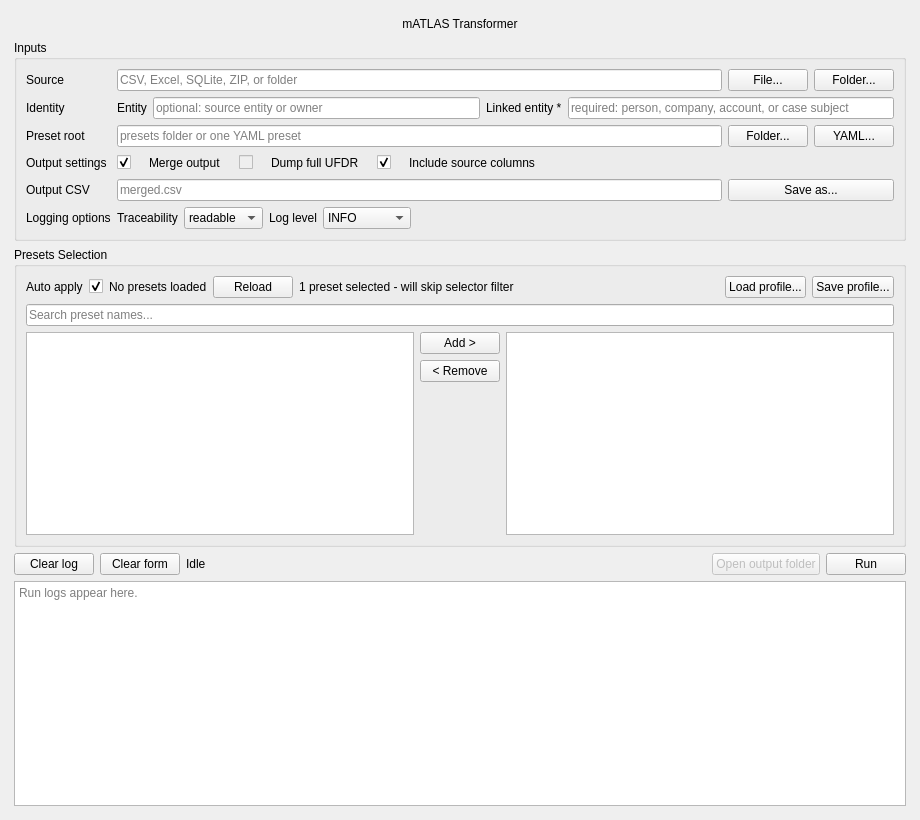
This is gui/main_window.ui in Ben0x0a/mATLAS as Qt 5 draws it before an edit. The edited form follows.
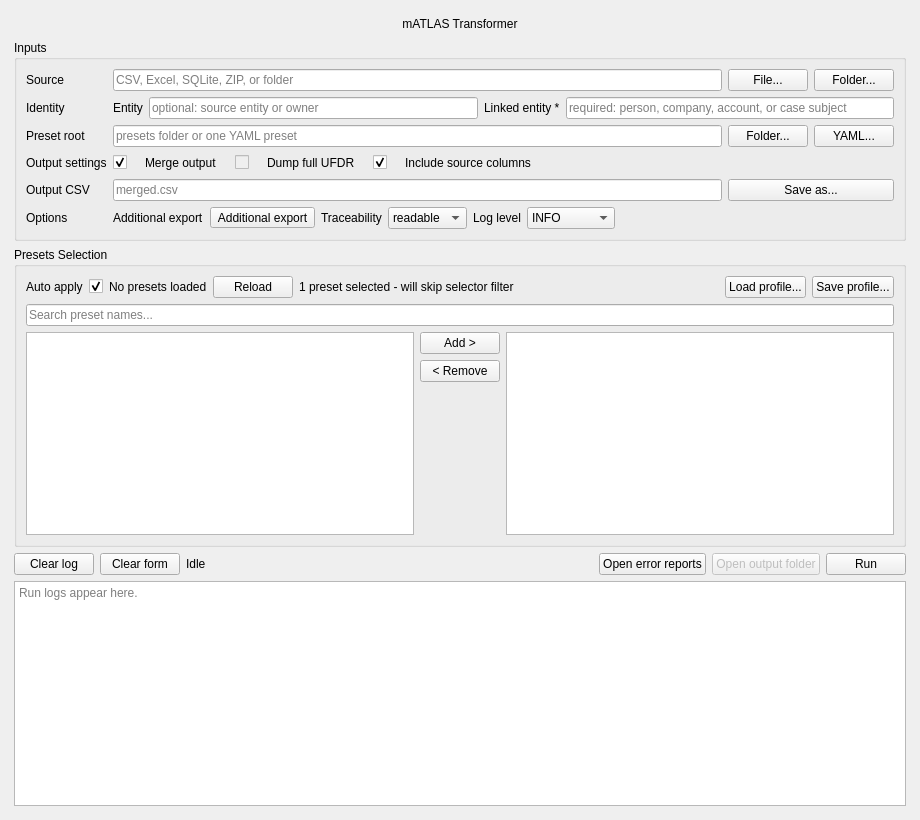
This is the edited form. Custom widgets are drawn as their Qt base class.

Commit message: addinf additionnal export support

```diff
--- a/gui/main_window.ui
+++ b/gui/main_window.ui
@@ -313,12 +313,29 @@
        <item row="5" column="0">
         <widget class="QLabel" name="traceabilityLabel">
          <property name="text">
-          <string>Logging options</string>
+          <string>Options</string>
          </property>
         </widget>
        </item>
        <item row="5" column="1" colspan="3">
         <layout class="QHBoxLayout" name="loggingOptionsLayout">
+         <item>
+          <widget class="QLabel" name="additionalExportLabel">
+           <property name="text">
+            <string>Additional export</string>
+           </property>
+          </widget>
+         </item>
+         <item>
+          <widget class="QToolButton" name="additionalExportButton">
+           <property name="toolTip">
+            <string>Select additional export formats to write alongside the CSV.</string>
+           </property>
+           <property name="text">
+            <string>Additional export</string>
+           </property>
+          </widget>
+         </item>
          <item>
           <widget class="QLabel" name="traceabilityOptionLabel">
            <property name="text">
@@ -580,6 +597,16 @@
         </property>
        </spacer>
       </item>
+      <item>
+       <widget class="QPushButton" name="openErrorReportButton">
+        <property name="toolTip">
+         <string>Open the folder containing crash/error reports.</string>
+        </property>
+        <property name="text">
+         <string>Open error reports</string>
+        </property>
+       </widget>
+      </item>
       <item>
        <widget class="QPushButton" name="openOutputFolderButton">
         <property name="enabled">
```
Left out of the diff: 2 changed lines with no effect on the pictures. The commit also changes 12 other files.
